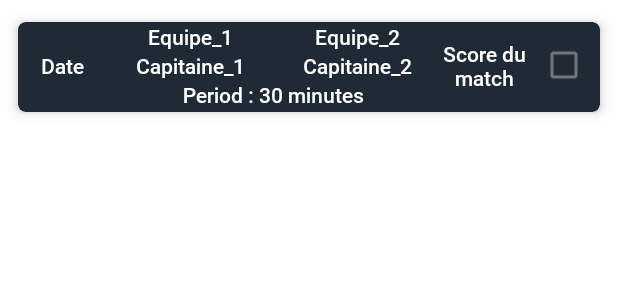
After one commit to JSteveDev/SmartTraining, an Android app: the layout adapter_handball.xml on its own in the app's theme, with its tools: preview values and no code run, on a phone screen of 412 x 824 dp. The commit adds this screen. Shown: the top 300 px of the screen. Run offline under Robolectric (Android 15) with nearby library versions, the phone set to English and light mode, and no system bars.

Commit message:
Continue SQL

```diff
--- /dev/null
+++ b/app/src/main/res/layout/adapter_handball.xml
@@ -0,0 +1,129 @@
+<?xml version="1.0" encoding="utf-8"?>
+<androidx.cardview.widget.CardView xmlns:android="http://schemas.android.com/apk/res/android"
+    xmlns:app="http://schemas.android.com/apk/res-auto"
+    android:layout_width="match_parent"
+    android:layout_height="wrap_content"
+    android:layout_marginLeft="@dimen/size_cardview_margin"
+    android:layout_marginTop="@dimen/size_cardview_margin"
+    android:layout_marginRight="@dimen/size_cardview_margin"
+    app:cardBackgroundColor="@color/secondaryColor"
+    app:cardCornerRadius="@dimen/size_cardview_radius"
+    app:cardElevation="@dimen/size_cardview_elevation"
+    app:cardUseCompatPadding="true">
+
+    <LinearLayout
+        android:layout_width="match_parent"
+        android:layout_height="wrap_content"
+        android:orientation="vertical">
+
+        <LinearLayout
+            android:layout_width="match_parent"
+            android:layout_height="wrap_content"
+            android:orientation="horizontal">
+
+            <com.example.smarttraining.Views.TextViewRoboto
+                android:id="@+id/handball_date"
+                android:layout_width="match_parent"
+                android:layout_height="match_parent"
+                android:layout_gravity="center"
+                android:layout_weight="30"
+                android:gravity="center"
+                android:text="Date"
+                android:textColor="@color/primaryTextColor" />
+
+            <LinearLayout
+                android:layout_width="match_parent"
+                android:layout_height="wrap_content"
+                android:layout_weight="15"
+                android:orientation="vertical">
+
+                <LinearLayout
+                    android:layout_width="match_parent"
+                    android:layout_height="match_parent"
+                    android:layout_weight="1"
+                    android:orientation="horizontal">
+
+                    <com.example.smarttraining.Views.TextViewRoboto
+                        android:id="@+id/handball_equipe1"
+                        android:layout_width="match_parent"
+                        android:layout_height="wrap_content"
+                        android:layout_gravity="start"
+                        android:layout_weight="1"
+                        android:gravity="center"
+                        android:text="Equipe_1"
+                        android:textColor="@color/primaryTextColor" />
+
+                    <com.example.smarttraining.Views.TextViewRoboto
+                        android:id="@+id/handball_equipe2"
+                        android:layout_width="match_parent"
+                        android:layout_height="wrap_content"
+                        android:layout_gravity="start"
+                        android:layout_weight="1"
+                        android:gravity="center"
+                        android:text="Equipe_2"
+                        android:textColor="@color/primaryTextColor" />
+                </LinearLayout>
+
+                <LinearLayout
+                    android:layout_width="match_parent"
+                    android:layout_height="match_parent"
+                    android:layout_weight="1"
+                    android:orientation="horizontal">
+
+                    <com.example.smarttraining.Views.TextViewRoboto
+                        android:id="@+id/handball_capitaine1"
+                        android:layout_width="match_parent"
+                        android:layout_height="wrap_content"
+                        android:layout_gravity="start"
+                        android:layout_weight="1"
+                        android:gravity="center"
+                        android:text="Capitaine_1"
+                        android:textColor="@color/primaryTextColor" />
+
+                    <com.example.smarttraining.Views.TextViewRoboto
+                        android:id="@+id/handball_capitaine2"
+                        android:layout_width="match_parent"
+                        android:layout_height="wrap_content"
+                        android:layout_gravity="start"
+                        android:layout_weight="1"
+                        android:gravity="center"
+                        android:text="Capitaine_2"
+                        android:textColor="@color/primaryTextColor" />
+
+                </LinearLayout>
+
+                <com.example.smarttraining.Views.TextViewRoboto
+                    android:id="@+id/handball_period"
+                    android:layout_width="match_parent"
+                    android:layout_height="wrap_content"
+                    android:layout_gravity="start"
+                    android:gravity="center"
+                    android:text="Period : 30 minutes"
+                    android:textColor="@color/primaryTextColor" />
+
+            </LinearLayout>
+
+            <com.example.smarttraining.Views.TextViewRoboto
+                android:id="@+id/handball_score"
+                android:layout_width="match_parent"
+                android:layout_height="match_parent"
+                android:layout_gravity="center"
+                android:layout_weight="30"
+                android:gravity="center"
+                android:text="Score du match"
+                android:textColor="@color/primaryTextColor" />
+
+            <CheckBox
+                android:id="@+id/sport_co_checkbox"
+                android:layout_width="wrap_content"
+                android:layout_height="match_parent" />
+
+        </LinearLayout>
+
+        <View
+            android:id="@+id/basket_historique_view"
+            android:layout_width="match_parent"
+            android:layout_height="2dp" />
+
+    </LinearLayout>
+</androidx.cardview.widget.CardView>
```
Also changed, not shown: app/src/main/java/com/example/smarttraining/Adapters/HandballAdapter.java (added, +84 -0 lines), app/src/main/java/com/example/smarttraining/Adapters/SportItemAdapter.java (+10 -8 lines), app/src/main/java/com/example/smarttraining/Models/Historique/Handball.java (+40 -7 lines), app/src/main/java/com/example/smarttraining/Models/Historique/SportCo.java (deleted, +0 -28 lines), app/src/main/java/com/example/smarttraining/Models/Historique/SportHistory.java (deleted, +0 -26 lines).
